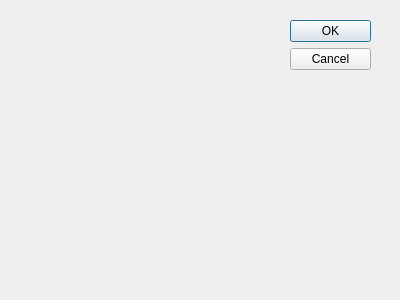
The window that src/preprocessor/gui/apply_parameters_dialog.ui (CAMBioMed/preprocessor) describes before a commit, drawn with Qt 5.
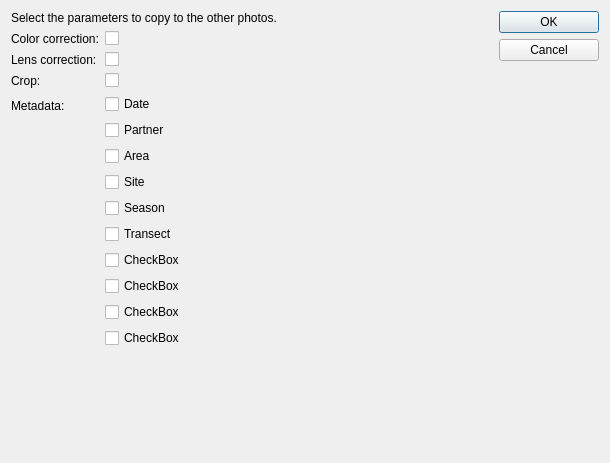
The same window after the commit.

Commit message: Improve metadata dialog

The edit to the form file:
```diff
--- a/src/preprocessor/gui/apply_parameters_dialog.ui
+++ b/src/preprocessor/gui/apply_parameters_dialog.ui
@@ -6,29 +6,191 @@
    <rect>
     <x>0</x>
     <y>0</y>
-    <width>400</width>
-    <height>300</height>
+    <width>610</width>
+    <height>463</height>
    </rect>
   </property>
   <property name="windowTitle">
    <string>Dialog</string>
   </property>
-  <widget class="QDialogButtonBox" name="buttonBox">
-   <property name="geometry">
-    <rect>
-     <x>290</x>
-     <y>20</y>
-     <width>81</width>
-     <height>241</height>
-    </rect>
-   </property>
-   <property name="orientation">
-    <enum>Qt::Orientation::Vertical</enum>
-   </property>
-   <property name="standardButtons">
-    <set>QDialogButtonBox::StandardButton::Cancel|QDialogButtonBox::StandardButton::Ok</set>
-   </property>
-  </widget>
+  <layout class="QHBoxLayout" name="horizontalLayout">
+   <item>
+    <layout class="QVBoxLayout" name="verticalLayout">
+     <item>
+      <widget class="QLabel" name="lblSummary">
+       <property name="sizePolicy">
+        <sizepolicy hsizetype="Preferred" vsizetype="Fixed">
+         <horstretch>0</horstretch>
+         <verstretch>0</verstretch>
+        </sizepolicy>
+       </property>
+       <property name="text">
+        <string>Select the parameters to copy to the other photos.</string>
+       </property>
+      </widget>
+     </item>
+     <item>
+      <layout class="QFormLayout" name="formLayout">
+       <item row="0" column="0">
+        <widget class="QLabel" name="lblColorCorrection">
+         <property name="text">
+          <string>Color correction:</string>
+         </property>
+        </widget>
+       </item>
+       <item row="0" column="1">
+        <widget class="QCheckBox" name="chkColorCorrection">
+         <property name="text">
+          <string/>
+         </property>
+        </widget>
+       </item>
+       <item row="1" column="0">
+        <widget class="QLabel" name="lblLensCorrection">
+         <property name="text">
+          <string>Lens correction:</string>
+         </property>
+        </widget>
+       </item>
+       <item row="1" column="1">
+        <widget class="QCheckBox" name="chkLensCorrection">
+         <property name="text">
+          <string/>
+         </property>
+        </widget>
+       </item>
+       <item row="2" column="0">
+        <widget class="QLabel" name="lblCrop">
+         <property name="text">
+          <string>Crop:</string>
+         </property>
+        </widget>
+       </item>
+       <item row="2" column="1">
+        <widget class="QCheckBox" name="chkCrop">
+         <property name="text">
+          <string/>
+         </property>
+        </widget>
+       </item>
+       <item row="3" column="0">
+        <widget class="QLabel" name="lblMetadata">
+         <property name="text">
+          <string>Metadata:</string>
+         </property>
+        </widget>
+       </item>
+       <item row="3" column="1">
+        <layout class="QVBoxLayout" name="verticalLayout_2">
+         <item>
+          <widget class="QCheckBox" name="chkMetadataDate">
+           <property name="text">
+            <string>Date</string>
+           </property>
+          </widget>
+         </item>
+         <item>
+          <widget class="QCheckBox" name="chkMetadataPartner">
+           <property name="text">
+            <string>Partner</string>
+           </property>
+          </widget>
+         </item>
+         <item>
+          <widget class="QCheckBox" name="chkMetadataArea">
+           <property name="text">
+            <string>Area</string>
+           </property>
+          </widget>
+         </item>
+         <item>
+          <widget class="QCheckBox" name="chkMetadataSite">
+           <property name="text">
+            <string>Site</string>
+           </property>
+          </widget>
+         </item>
+         <item>
+          <widget class="QCheckBox" name="chkMetadataSeason">
+           <property name="text">
+            <string>Season</string>
+           </property>
+          </widget>
+         </item>
+         <item>
+          <widget class="QCheckBox" name="checkBox_6">
+           <property name="text">
+            <string>Transect</string>
+           </property>
+          </widget>
+         </item>
+         <item>
+          <widget class="QCheckBox" name="checkBox_7">
+           <property name="text">
+            <string>CheckBox</string>
+           </property>
+          </widget>
+         </item>
+         <item>
+          <widget class="QCheckBox" name="checkBox_8">
+           <property name="text">
+            <string>CheckBox</string>
+           </property>
+          </widget>
+         </item>
+         <item>
+          <widget class="QCheckBox" name="checkBox_9">
+           <property name="text">
+            <string>CheckBox</string>
+           </property>
+          </widget>
+         </item>
+         <item>
+          <widget class="QCheckBox" name="checkBox_10">
+           <property name="text">
+            <string>CheckBox</string>
+           </property>
+          </widget>
+         </item>
+        </layout>
+       </item>
+       <item row="4" column="1">
+        <spacer name="verticalSpacer">
+         <property name="orientation">
+          <enum>Qt::Orientation::Vertical</enum>
+         </property>
+         <property name="sizeHint" stdset="0">
+          <size>
+           <width>20</width>
+           <height>40</height>
+          </size>
+         </property>
+        </spacer>
+       </item>
+      </layout>
+     </item>
+    </layout>
+   </item>
+   <item>
+    <widget class="QDialogButtonBox" name="buttonBox">
+     <property name="minimumSize">
+      <size>
+       <width>100</width>
+       <height>0</height>
+      </size>
+     </property>
+     <property name="orientation">
+      <enum>Qt::Orientation::Vertical</enum>
+     </property>
+     <property name="standardButtons">
+      <set>QDialogButtonBox::StandardButton::Cancel|QDialogButtonBox::StandardButton::Ok</set>
+     </property>
+     <property name="centerButtons">
+      <bool>false</bool>
+     </property>
+    </widget>
+   </item>
+  </layout>
  </widget>
  <resources/>
  <connections>
```
The commit also changes 1 other file.
